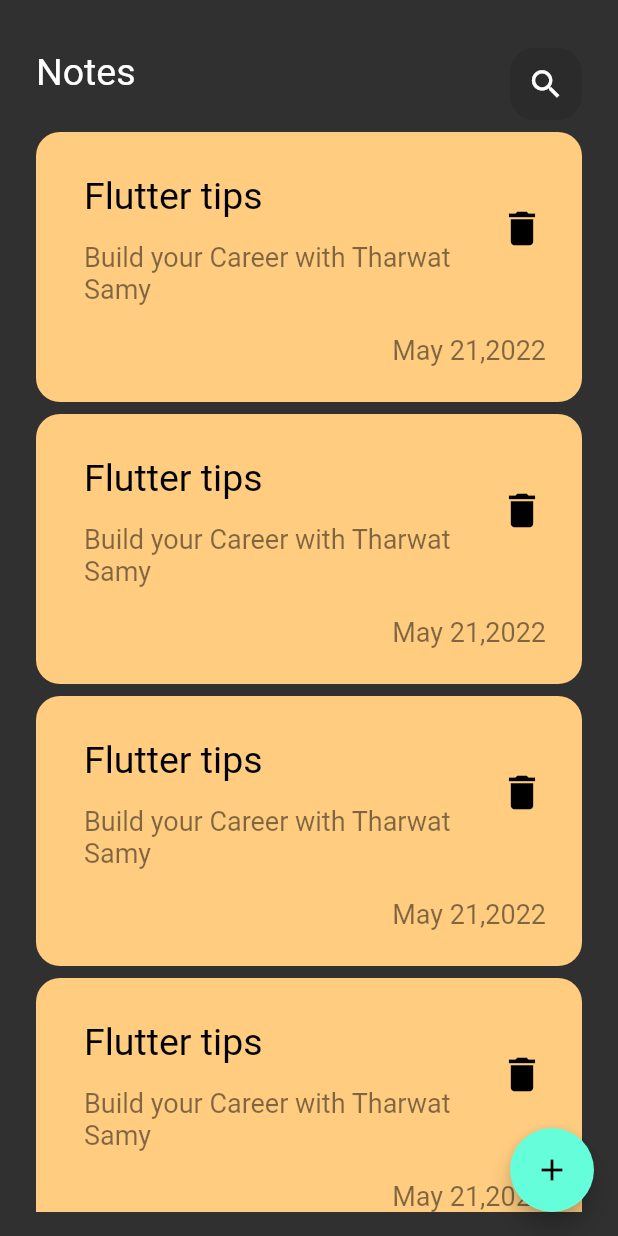
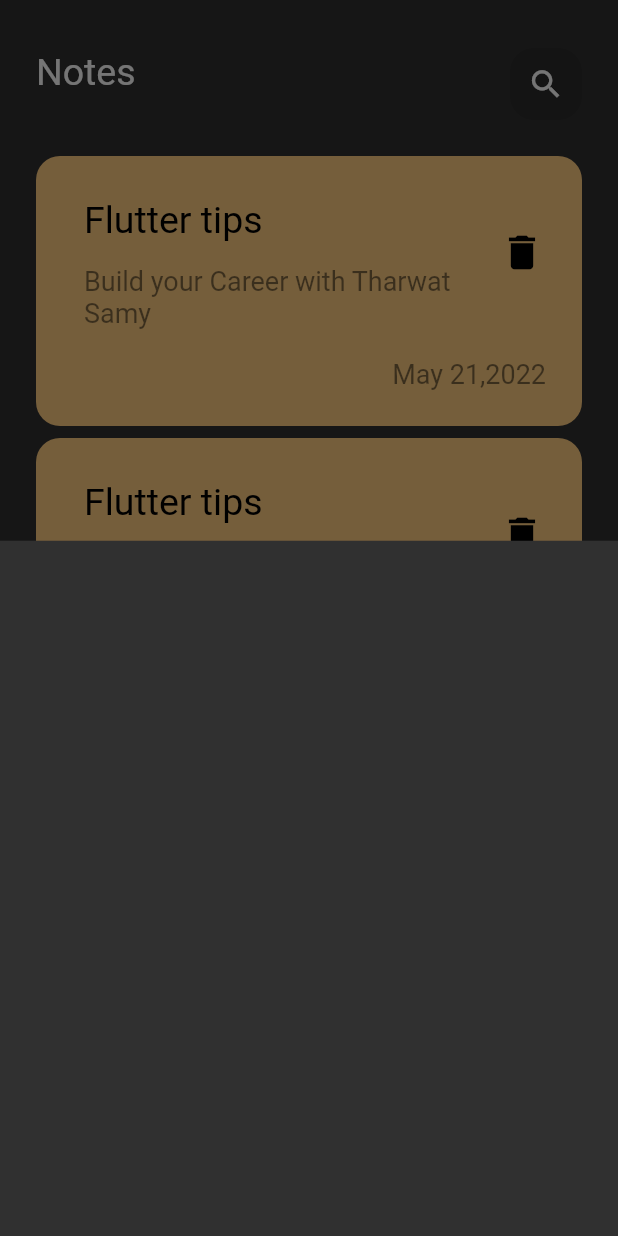
Before and after one commit to sara-reda-hegazy/notes_app, a Flutter app: the screen it shows after launch, after a tap on the "add" icon, on a phone screen of 412 x 824 dp. Run offline on Flutter 3.47's test engine with Material 2 defaults, Android fonts, the phone set to English and light mode, and no system bars.

Commit message:
show model bottom sheet

```diff
--- a/lib/views/notes_view.dart
+++ b/lib/views/notes_view.dart
@@ -1,4 +1,5 @@
 import 'package:flutter/material.dart';
+import 'package:notesapp/widgets/add_note_bottom_sheet.dart';
 import 'package:notesapp/widgets/notes_view_body.dart';
 
 class NotesView extends StatelessWidget {
@@ -8,7 +9,11 @@ class NotesView extends StatelessWidget {
   Widget build(BuildContext context) {
     return   Scaffold(
       body:const NotesViewBody(),
-      floatingActionButton: FloatingActionButton(onPressed: (){},
+      floatingActionButton: FloatingActionButton(onPressed: (){
+        showModalBottomSheet(context: context, builder:(context) {
+          return const AddNoteBottomSheet();
+        },);
+      },
       child:const Icon(Icons.add),),
     );
   }
--- /dev/null
+++ b/lib/widgets/add_note_bottom_sheet.dart
@@ -0,0 +1,12 @@
+import 'package:flutter/material.dart';
+
+class AddNoteBottomSheet extends StatelessWidget {
+  const AddNoteBottomSheet({super.key});
+
+  @override
+  Widget build(BuildContext context) {
+    return Container(
+
+    );
+  }
+}
--- a/lib/widgets/notes_listview.dart
+++ b/lib/widgets/notes_listview.dart
@@ -7,12 +7,16 @@ class NotesListView extends StatelessWidget {
 
   @override
   Widget build(BuildContext context) {
-    return    ListView.builder(
-      itemBuilder: (context, index) =>const Padding(
-        padding:   EdgeInsets.only(top: 8),
-        child:   NoteItem(),
+    return    Padding(
+      padding: const EdgeInsets.only(top: 16),
+      child: ListView.builder(
+        padding: EdgeInsets.zero,
+        itemBuilder: (context, index) =>const Padding(
+          padding:   EdgeInsets.only(top: 8),
+          child:   NoteItem(),
+        ),
+        itemCount: 10,
       ),
-      itemCount: 10,
     );
   }
 }
```
